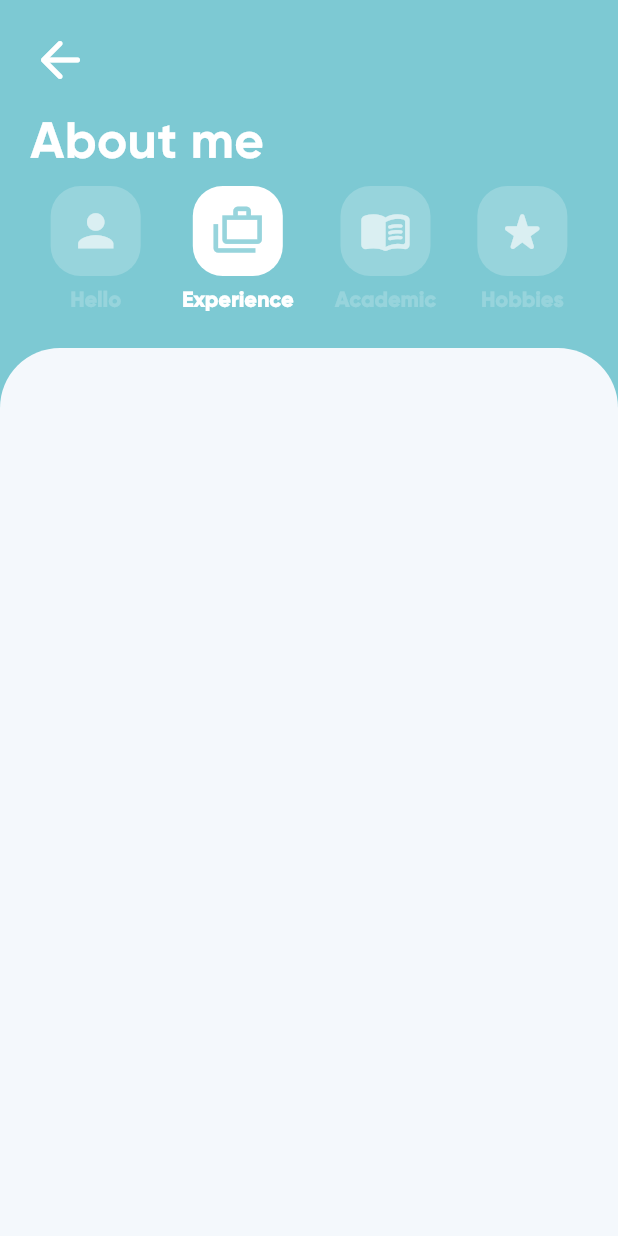
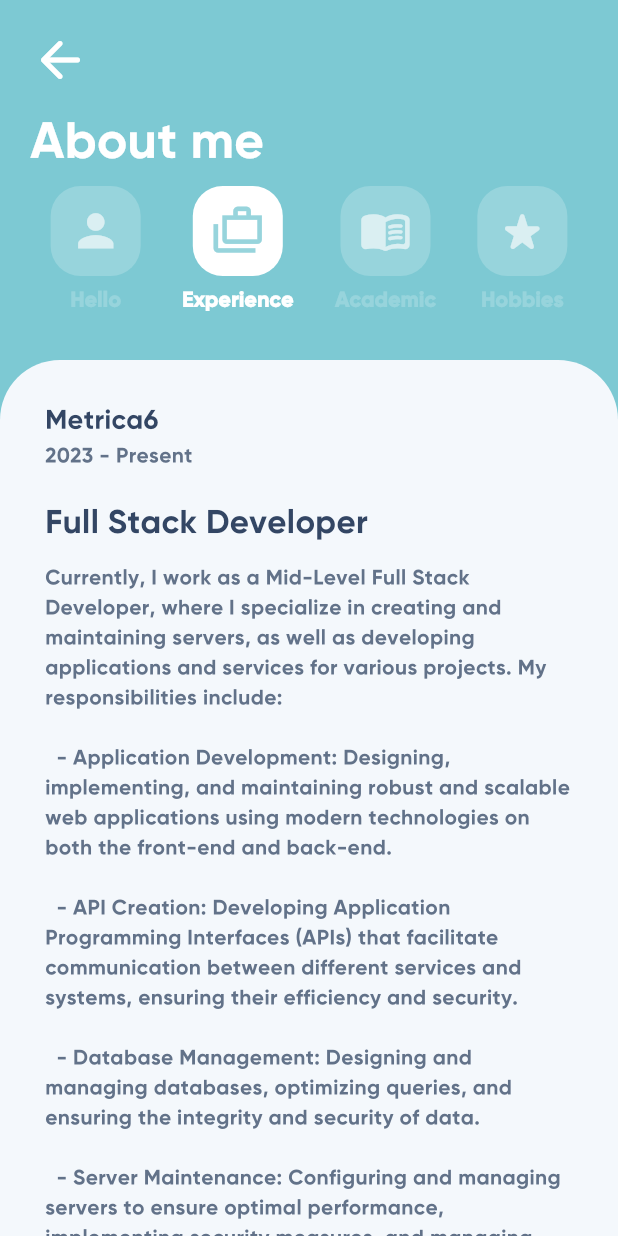
Before and after one commit to DaviMontiel/my-portfolio, a Flutter app: the AboutMePage screen opened directly, after a tap on "Experience", on a phone screen of 412 x 824 dp. Run offline on Flutter 3.47's test engine with Material 3 defaults, Android fonts, the phone set to English and light mode, and no system bars.

Commit message:
experience section and open test phone

```diff
--- /dev/null
+++ b/lib/src/controller/external_controller.dart
@@ -0,0 +1,11 @@
+import 'package:url_launcher/url_launcher.dart';
+
+class ExternalController {
+  void makePhoneCall(String phoneNumber) {
+    final Uri url = Uri.parse('tel://$phoneNumber');
+
+    launchUrl(url);
+  }
+}
+
+final externalController = ExternalController();
--- /dev/null
+++ b/lib/src/view/pages/about_me/academic_section_widget.dart
@@ -0,0 +1,22 @@
+import 'package:flutter/material.dart';
+
+class AcademicSectionWidget extends StatelessWidget {
+  const AcademicSectionWidget({super.key});
+
+  @override
+  Widget build(BuildContext context) {
+    return const Column(
+      crossAxisAlignment: CrossAxisAlignment.start,
+      children: [
+        Text(
+          'Academic',
+          style: TextStyle(
+            color: Color.fromRGBO(51, 70, 100, 1),
+            fontFamily: 'Gilroy-Bold-120',
+            fontSize: 18,
+          ),
+        ),
+      ],
+    );
+  }
+}
--- a/lib/src/view/pages/about_me/experience_section_widget.dart
+++ b/lib/src/view/pages/about_me/experience_section_widget.dart
@@ -1,13 +1,88 @@
 import 'package:flutter/material.dart';
 
 class ExperiencieSectionWidget extends StatelessWidget {
-  const ExperiencieSectionWidget({super.key});
+  ExperiencieSectionWidget({super.key});
+
+  final List<Map<String, String>> experience = [
+    {
+      "company": "Metrica6",
+      "years": "2023 - Present",
+      "job": "Full Stack Developer",
+      "description":
+        "Currently, I work as a Mid-Level Full Stack Developer, where I specialize in creating and maintaining servers, as well as developing applications and services for various projects. My responsibilities include:"
+        "\n\n  - Application Development: Designing, implementing, and maintaining robust and scalable web applications using modern technologies on both the front-end and back-end. \n\n  - API Creation: Developing Application Programming Interfaces (APIs) that facilitate communication between different services and systems, ensuring their efficiency and security."
+        "\n\n  - Database Management: Designing and managing databases, optimizing queries, and ensuring the integrity and security of data."
+        "\n\n  - Server Maintenance: Configuring and managing servers to ensure optimal performance, implementing security measures, and managing scaling as needed."
+        "\n\n  - Project Collaboration: Working closely with other team members, including designers and project managers, to ensure alignment with project objectives and timely delivery of quality solutions."
+        "\n\n  - Problem Resolution: Identifying and resolving technical issues that may arise during the development and maintenance of applications and services."
+    },
+    {
+      'company': 'VivaTech',
+      'years': '2021 - 2021',
+      'job': 'Computer Systems Technician',
+      'description': 'At Vivatech, I worked as a Computer Technician, focusing on the repair of computers, laptops, and tablets. My role involved diagnosing and troubleshooting both software and hardware issues, ensuring that the devices operated efficiently.',
+    },
+  ];
 
   @override
   Widget build(BuildContext context) {
-    return ListView(
-      children: const [
+    return Column(
+      crossAxisAlignment: CrossAxisAlignment.start,
+      children: [
+        for (int f=0; f<experience.length; f++)
+          Column(
+            crossAxisAlignment: CrossAxisAlignment.start,
+            children: [
+              Text(
+                experience[f]['company']!,
+                style: const TextStyle(
+                  color: Color.fromRGBO(51, 70, 100, 1),
+                  fontFamily: 'Gilroy-Bold-120',
+                  fontSize: 18,
+                ),
+              ),
+              Text(
+                experience[f]['years']!,
+                style: const TextStyle(
+                  color: Color.fromRGBO(98, 114, 137, 1),
+                  fontFamily: 'Gilroy-Bold-120',
+                  fontSize: 14,
+                ),
+              ),
 
+              const SizedBox( height: 20 ),
+
+              Text(
+                experience[f]['job']!,
+                style: const TextStyle(
+                  color: Color.fromRGBO(51, 70, 100, 1),
+                  fontFamily: 'Gilroy-Bold-120',
+                  fontSize: 22,
+                ),
+              ),
+
+              const SizedBox( height: 10 ),
+
+              Text(
+                experience[f]['description']!,
+                style: const TextStyle(
+                  color: Color.fromRGBO(98, 114, 137, 1),
+                  fontFamily: 'Gilroy-Bold-120',
+                  fontSize: 14,
+                ),
+              ),
+
+              if (f != experience.length-1)
+                const Column(
+                  children: [
+                    SizedBox(height: 35),
+                    Divider(color: Colors.grey),
+                  ],
+                ),
+
+              const SizedBox(height: 35),
+            ],
+          ),
       ],
     );
   }
--- /dev/null
+++ b/lib/src/view/pages/about_me/hobbies_section_widget.dart
@@ -0,0 +1,22 @@
+import 'package:flutter/material.dart';
+
+class HobbiesSectionWidget extends StatelessWidget {
+  const HobbiesSectionWidget({super.key});
+
+  @override
+  Widget build(BuildContext context) {
+    return const Column(
+      crossAxisAlignment: CrossAxisAlignment.start,
+      children: [
+        Text(
+          'Hobbies',
+          style: TextStyle(
+            color: Color.fromRGBO(51, 70, 100, 1),
+            fontFamily: 'Gilroy-Bold-120',
+            fontSize: 18,
+          ),
+        ),
+      ],
+    );
+  }
+}
--- a/lib/src/view/pages/about_me_page.dart
+++ b/lib/src/view/pages/about_me_page.dart
@@ -1,6 +1,8 @@
 import 'package:david_portfolio_app/src/model/enums/about_me_section_enum.dart';
+import 'package:david_portfolio_app/src/view/pages/about_me/academic_section_widget.dart';
 import 'package:david_portfolio_app/src/view/pages/about_me/experience_section_widget.dart';
 import 'package:david_portfolio_app/src/view/pages/about_me/hello_section_widget.dart';
+import 'package:david_portfolio_app/src/view/pages/about_me/hobbies_section_widget.dart';
 import 'package:flutter/material.dart';
 
 class AboutMePage extends StatefulWidget {
@@ -30,11 +32,31 @@ class _AboutMePageState extends State<AboutMePage> {
       body: SafeArea(
         child: Column(
           children: [
+            Expanded(
+              child: CustomScrollView(
+                slivers: [
+                  SliverAppBar(
+                    expandedHeight: 240,
+                    floating: false,
+                    collapsedHeight: 80,
+                    automaticallyImplyLeading: false,
+                    backgroundColor: const Color.fromRGBO(125, 201, 211, 1),
+                    surfaceTintColor: const Color.fromRGBO(125, 201, 211, 1),
+                    flexibleSpace: FlexibleSpaceBar(
+                      background: Container(
+                        color: const Color.fromRGBO(125, 201, 211, 1),
+                        child: _showMenu(),
+                      ),
+                    ),
+                  ),
 
-            _showMenu(),
-
-            _showContent(),
-
+                  SliverFillRemaining(
+                    hasScrollBody: false,
+                    child: _showContent(),
+                  ),
+                ],
+              ),
+            ),
           ],
         ),
       ),
@@ -149,16 +171,12 @@ class _AboutMePageState extends State<AboutMePage> {
   Widget _showContent() {
     Map<AboutMeSection, Widget> contents = {
       AboutMeSection.hello: const HelloSectionWidget(),
-      AboutMeSection.experience: const ExperiencieSectionWidget(),
-      AboutMeSection.academmic: const HelloSectionWidget(),
-      AboutMeSection.hobbies: const HelloSectionWidget(),
+      AboutMeSection.experience: ExperiencieSectionWidget(),
+      AboutMeSection.academmic: const AcademicSectionWidget(),
+      AboutMeSection.hobbies: const HobbiesSectionWidget(),
     };
 
-    return Expanded(
-      child: Row(
-        children: [
-          Expanded(
-            child: Container(
+    return Container(
       padding: const EdgeInsets.all(30),
       decoration: const BoxDecoration(
         color: Color.fromRGBO(244, 248, 252, 1),
@@ -168,10 +186,6 @@ class _AboutMePageState extends State<AboutMePage> {
         ),
       ),
       child: contents[_currentSection],
-            ),
-          ),
-        ],
-      ),
     );
   }
 
--- a/lib/src/view/pages/main_page.dart
+++ b/lib/src/view/pages/main_page.dart
@@ -1,4 +1,5 @@
 import 'dart:ui';
+import 'package:david_portfolio_app/src/controller/external_controller.dart';
 
 import 'package:david_portfolio_app/src/model/enums/about_me_section_enum.dart';
 import 'package:david_portfolio_app/src/view/pages/about_me_page.dart';
@@ -199,7 +200,9 @@ class _MainPageState extends State<MainPage> {
                           ],
                         ),
 
-                        Container(
+                        GestureDetector(
+                          onTap: () => externalController.makePhoneCall('633054283'),
+                          child: Container(
                             decoration: const BoxDecoration(
                               color: Color.fromRGBO(189, 131, 255, 1),
                               borderRadius: BorderRadius.all(Radius.circular(25)),
@@ -219,6 +222,7 @@ class _MainPageState extends State<MainPage> {
                                   ),
                                 ),
                               ],
+                            ),
                           ),
                         ),
                       ],
--- a/pubspec.yaml
+++ b/pubspec.yaml
@@ -12,6 +12,7 @@ dependencies:
   flutter:
     sdk: flutter
 
+  url_launcher: ^6.3.0
   cupertino_icons: ^1.0.8
 
 dev_dependencies:
```
Lines whose indentation alone changed are shown as unchanged.
